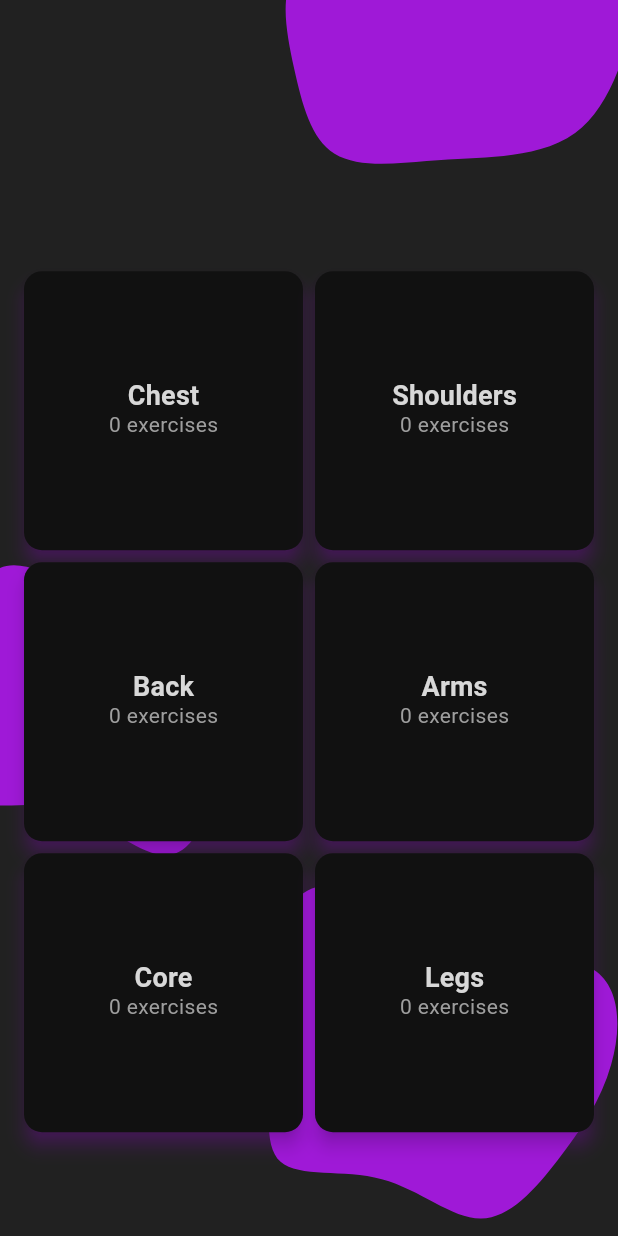
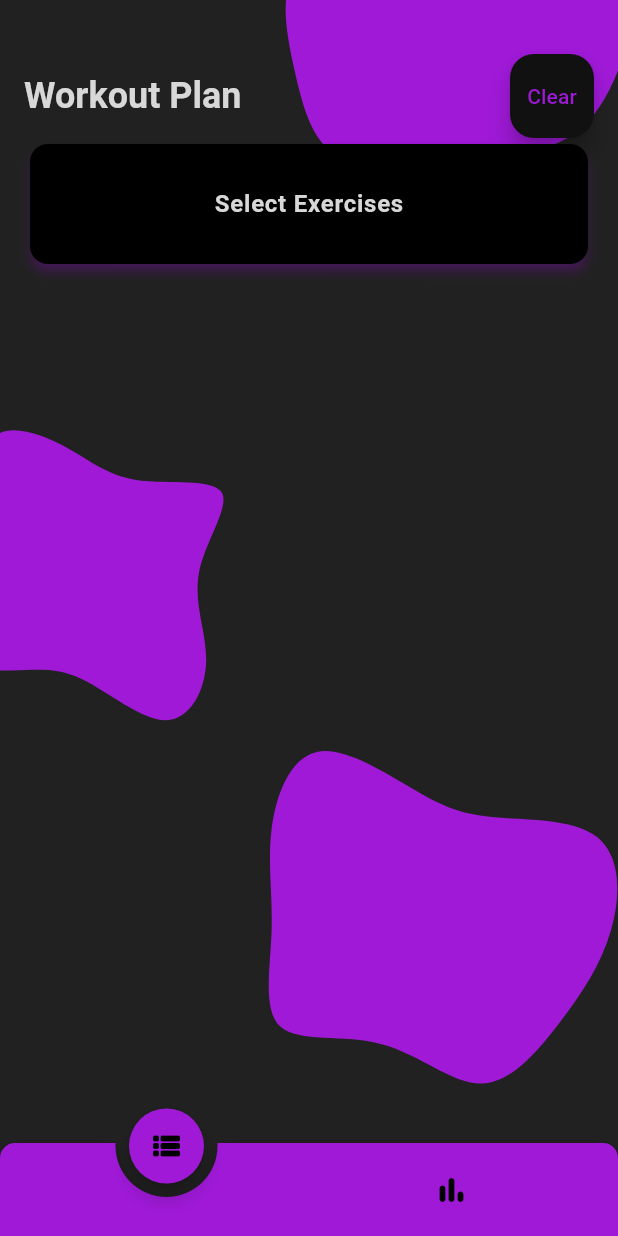
Before and after one commit to joshbacon/lifttracker, a Flutter app: the screen it shows after launch, on a phone screen of 412 x 824 dp. Run offline on Flutter 3.47's test engine with Material 3 defaults, Android fonts, the light colour scheme and no system bars; drawn by our look-alikes of animated_notch_bottom_bar; our stand-ins replace flutter_svg, shared_preferences; Roboto replaces fonts that are missing (dubai).

Commit message:
added a workout session planner

```diff
--- a/lib/main.dart
+++ b/lib/main.dart
@@ -1,20 +1,17 @@
 import 'package:flutter/material.dart';
-import 'package:lifttracker/models/grouplist.dart';
-import 'package:lifttracker/pages/home.dart';
+import 'package:lifttracker/pages/controller.dart';
 
 void main() {
-  runApp(MyApp());
+  runApp(const MyApp());
 }
 
 class MyApp extends StatelessWidget {
-  MyApp({super.key});
-
-  final GroupList list = GroupList();
+  const MyApp({super.key});
 
   @override
   Widget build(BuildContext context) {
     return MaterialApp(
-      home: HomePage(groupList: list),
+      home: const ControllerPage(),
       theme: ThemeData(
         colorScheme: const ColorScheme(
           brightness: Brightness.dark,
--- /dev/null
+++ b/lib/pages/controller.dart
@@ -0,0 +1,127 @@
+import 'dart:math';
+import 'package:flutter/material.dart';
+import 'package:flutter_svg/svg.dart';
+import 'package:lifttracker/models/exerciselist.dart';
+import 'package:lifttracker/models/grouplist.dart';
+import 'package:animated_notch_bottom_bar/animated_notch_bottom_bar/animated_notch_bottom_bar.dart';
+import 'package:lifttracker/pages/pr.dart';
+import 'package:lifttracker/pages/workout.dart';
+
+class ControllerPage extends StatefulWidget {
+  const ControllerPage({super.key});
+
+  @override
+  State<ControllerPage> createState() => _ControllerPageState();
+}
+
+class _ControllerPageState extends State<ControllerPage> {
+
+  final GroupList list = GroupList();
+  final ExerciseList _exercises = ExerciseList();
+
+  final _pageController = PageController(initialPage: 0);
+  final NotchBottomBarController _controller = NotchBottomBarController(index: 0);
+
+  @override
+  void initState() {
+    super.initState();
+    list.loadData();
+  }
+
+  @override
+  Widget build(BuildContext context) {
+    return Scaffold(
+      backgroundColor: Theme.of(context).colorScheme.surface,
+      resizeToAvoidBottomInset: false,
+      body: Stack(
+        children: [
+          Positioned(
+            bottom: -20,
+            right: -20,
+            child: RotatedBox(
+              quarterTurns: Random().nextInt(8),
+              child: SvgPicture.asset(
+                'assets/blob1.svg',
+                width: 300.0,
+                height: 300.0,
+              ),
+            )
+          ),
+          Positioned(
+            bottom: 200,
+            left: -100,
+            child: RotatedBox(
+              quarterTurns: Random().nextInt(8),
+              child: SvgPicture.asset(
+                'assets/blob2.svg',
+                width: 300.0,
+                height: 300.0,
+              ),
+            )
+          ),
+          Positioned(
+            top: -120,
+            right: -50,
+            child: RotatedBox(
+              quarterTurns: Random().nextInt(8),
+              child: SvgPicture.asset(
+                'assets/blob3.svg',
+                width: 300.0,
+                height: 300.0,
+              ),
+            )
+          ),
+          PageView(
+            controller: _pageController,
+            physics: const NeverScrollableScrollPhysics(),
+            children: List.generate(2, (index) => [
+              WorkoutPage(groupList: list, exerciseList: _exercises),
+              PRPage(groupList: list),
+            ][index]),
+          ),
+        ]
+      ),
+      bottomNavigationBar: AnimatedNotchBottomBar(
+        color: Theme.of(context).colorScheme.primary,
+        notchBottomBarController: _controller,
+        removeMargins: true,
+        durationInMilliSeconds: 100,
+        showLabel: false,
+        notchColor: Theme.of(context).colorScheme.primary,
+        kIconSize: 24.0,
+        kBottomRadius: 0.0,
+        bottomBarItems: <BottomBarItem> [
+          BottomBarItem(
+            inActiveItem: Icon(
+              Icons.view_list_rounded,
+              size: 24.0,
+              color: Theme.of(context).colorScheme.onPrimary,
+            ),
+            activeItem: Icon(
+              Icons.view_list_rounded,
+              size: 24.0,
+              color: Theme.of(context).colorScheme.onPrimary,
+            ),
+            itemLabel: 'workout',
+          ),
+          BottomBarItem(
+            inActiveItem: Icon(
+              Icons.bar_chart_rounded,
+              size: 24.0,
+              color: Theme.of(context).colorScheme.onPrimary,
+            ),
+            activeItem: Icon(
+              Icons.bar_chart_rounded,
+              size: 24.0,
+              color: Theme.of(context).colorScheme.onPrimary,
+            ),
+            itemLabel: 'pr',
+          ),
+        ],
+        onTap: (int index) {
+          _pageController.jumpToPage(index);
+        },
+      ),
+    );
+  }
+}
--- a/lib/pages/home.dart
+++ /dev/null
@@ -1,96 +0,0 @@
-import 'dart:math';
-import 'package:flutter/gestures.dart';
-import 'package:flutter/material.dart';
-import 'package:flutter_svg/svg.dart';
-import 'package:lifttracker/models/grouplist.dart';
-import 'package:lifttracker/widgets/groupcard.dart';
-
-class HomePage extends StatefulWidget {
-  const HomePage({super.key, required this.groupList});
-
-  final GroupList groupList;
-
-  @override
-  State<HomePage> createState() => _HomePageState();
-}
-
-class _HomePageState extends State<HomePage> {
-
-  @override
-  void initState() {
-    super.initState();
-    // widget.groupList.loadData();
-  }
-
-  @override
-  Widget build(BuildContext context) {
-    return Scaffold(
-      backgroundColor: Theme.of(context).colorScheme.surface,
-      body: Stack(
-        children: [
-          Positioned(
-            bottom: -20,
-            right: -20,
-            child: RotatedBox(
-              quarterTurns: Random().nextInt(8),
-              child: SvgPicture.asset(
-                'assets/blob1.svg',
-                width: 300.0,
-                height: 300.0,
-              ),
-            )
-          ),
-          Positioned(
-            bottom: 200,
-            left: -100,
-            child: RotatedBox(
-              quarterTurns: Random().nextInt(8),
-              child: SvgPicture.asset(
-                'assets/blob2.svg',
-                width: 300.0,
-                height: 300.0,
-              ),
-            )
-          ),
-          Positioned(
-            top: -120,
-            right: -50,
-            child: RotatedBox(
-              quarterTurns: Random().nextInt(8),
-              child: SvgPicture.asset(
-                'assets/blob3.svg',
-                width: 300.0,
-                height: 300.0,
-              ),
-            )
-          ),
-          Column(
-            mainAxisAlignment: MainAxisAlignment.end,
-            crossAxisAlignment: CrossAxisAlignment.center,
-            children: [
-              const Spacer(flex: 1),
-              FutureBuilder(
-                future: widget.groupList.loadData(),
-                builder: (context, snapshot) {
-                  if (!snapshot.hasData) {
-                    return const Spacer(flex: 1);
-                  } else {
-                    return Expanded(
-                      flex: 4,
-                      child: GridView.count(
-                        padding: const EdgeInsets.all(12.0),
-                        crossAxisCount: 2,
-                        dragStartBehavior: DragStartBehavior.down,
-                        children: widget.groupList.getList().map((group) => GroupCard(data: group)).toList(),
-                      ),
-                    );
-                  }
-                }
-              ),
-            ],
-          ),
-        ]
-      ),
-    );
-  }
-}
--- /dev/null
+++ b/lib/pages/workout.dart
@@ -0,0 +1,235 @@
+import 'dart:ui';
+import 'package:flutter/material.dart';
+import 'package:lifttracker/models/exercisedata.dart';
+import 'package:lifttracker/models/exerciselist.dart';
+import 'package:lifttracker/models/grouplist.dart';
+
+
+class WorkoutPage extends StatefulWidget {
+  const WorkoutPage({super.key, required this.groupList, required this.exerciseList});
+
+  final GroupList groupList;
+  final ExerciseList exerciseList;
+
+  @override
+  State<WorkoutPage> createState() => _WorkoutPageState();
+}
+
+class _WorkoutPageState extends State<WorkoutPage> {
+
+  @override
+  Widget build(BuildContext context) {
+    final List<Card> cards = <Card>[
+      for (int index = 0; index < widget.exerciseList.getList().length; index += 1)
+        Card(
+          key: Key('$index'),
+          color: Theme.of(context).colorScheme.surfaceDim,
+          shadowColor: Theme.of(context).colorScheme.primary,
+          elevation: 3,
+          child: SizedBox(
+            height: 80,
+            child: Center(
+              child: Text(
+                widget.exerciseList.getList()[index].title,
+                style: Theme.of(context).textTheme.bodyLarge,
+              ),
+            ),
+          ),
+        ),
+    ];
+
+    Widget proxyDecorator(Widget child, int index, Animation<double> animation) {
+      return AnimatedBuilder(
+        animation: animation,
+        builder: (BuildContext context, Widget? child) {
+          final double animValue = Curves.easeInOut.transform(animation.value);
+          final double elevation = lerpDouble(3, 6, animValue)!;
+          final double scale = lerpDouble(1, 1.02, animValue)!;
+          return Transform.scale(
+            scale: scale,
+            child: Card(
+              elevation: elevation,
+              shadowColor: Theme.of(context).colorScheme.primary,
+              color: cards[index].color,
+              child: cards[index].child,
+            ),
+          );
+        },
+        child: child,
+      );
+    }
+
+    return ReorderableListView(
+      header: Padding(
+        padding: const EdgeInsets.only(bottom: 8.0),
+        child: Column(
+          children: [
+            Row(
+              mainAxisAlignment: MainAxisAlignment.spaceBetween,
+              children: [
+                Text("Workout Plan", style: Theme.of(context).textTheme.titleLarge),
+                FloatingActionButton(
+                  foregroundColor: Theme.of(context).colorScheme.primary,
+                  backgroundColor: Theme.of(context).colorScheme.surfaceDim,
+                  onPressed: () {
+                    showDialog<String>(
+                      context: context,
+                      builder: (BuildContext context) => Dialog(
+                        backgroundColor: Theme.of(context).colorScheme.surface,
+                        child: Padding(
+                          padding: const EdgeInsets.all(24.0),
+                          child: Column(
+                            mainAxisSize: MainAxisSize.min,
+                            children: [
+                              Text(
+                                'Are you sure you want to clear the current workout?',
+                                style: Theme.of(context).textTheme.bodyLarge
+                              ),
+                              const SizedBox(height: 36.0),
+                              Row(
+                                mainAxisAlignment: MainAxisAlignment.end,
+                                children: [
+                                  TextButton(
+                                    onPressed: () {
+                                      Navigator.pop(context);
+                                    },
+                                    child: const Text("Cancel")
+                                  ),
+                                  const SizedBox(width: 8.0),
+                                  ElevatedButton(
+                                    onPressed: () {
+                                      setState(() {
+                                        widget.exerciseList.clear();
+                                      });
+                                      Navigator.pop(context);
+                                    },
+                                    child: const Text("Confirm"),
+                                  ),
+                                ],
+                              ),
+                            ],
+                          ),
+                        ),
+                      )
+                    );
+                  },
+                  child: const Text("Clear"),
+                )
+              ],
+            ),
+            GestureDetector(
+              onTap: () {
+                showDialog(
+                  context: context,
+                  builder: (BuildContext context) => Dialog(
+                    backgroundColor: Theme.of(context).colorScheme.surface,
+                    child: StatefulBuilder(
+                      builder: (BuildContext context, StateSetter setState) => ListView(
+                        padding: const EdgeInsets.fromLTRB(8.0, 16.0, 8.0, 8.0),
+                        children: [
+                          ...widget.groupList.getList().map((group) {
+                            return Column(
+                              mainAxisAlignment: MainAxisAlignment.center,
+                              crossAxisAlignment: CrossAxisAlignment.center,
+                              children: [
+                                Text(
+                                  group.title,
+                                  style: Theme.of(context).textTheme.titleLarge,
+                                ),
+                                ...group.exercises.map((exercise) {
+                                  return GestureDetector(
+                                    onTap: () {
+                                      setState(() {
+                                        if (widget.exerciseList.contains(exercise)) {
+                                          widget.exerciseList.remove(exercise);
+                                        } else {
+                                          widget.exerciseList.add(exercise);
+                                        }
+                                      });
+                                    },
+                                    child: Row(
+                                      children: [
+                                        Checkbox(
+                                          value: widget.exerciseList.contains(exercise),
+                                          onChanged: (newValue) {
+                                            setState(() {
+                                              if (widget.exerciseList.contains(exercise)) {
+                                                widget.exerciseList.remove(exercise);
+                                              } else {
+                                                widget.exerciseList.add(exercise);
+                                              }
+                                            });
+                                          }
+                                        ),
+                                        Text(exercise.title)
+                                      ],
+                                    ),
+                                  );
+                                }),
+                                Divider(
+                                  color: Theme.of(context).colorScheme.primary,
+                                ),
+                              ]
+                            );
+                          }),
+                          Row(
+                            mainAxisAlignment: MainAxisAlignment.end,
+                            children: [
+                              TextButton(
+                                onPressed: () {
+                                  Navigator.pop(context, {'wasChanged': false, 'newList': []});
+                                },
+                                child: const Text("Cancel")
+                              ),
+                              ElevatedButton(
+                                onPressed: () {
+                                  Navigator.pop(context, {'wasChanged': true, 'newList': widget.exerciseList});
+                                },
+                                child: const Text("Confirm"),
+                              ),
+                            ],
+                          ),
+                        ]
+                      ),
+                    ),
+                  ),
+                ).then((value) {
+                  if (value['wasChanged']) {
+                    setState(() {
+                    });
+                  }
+                });
+              },
+              child: Card(
+                color: Theme.of(context).colorScheme.onSecondary,
+                shadowColor: Theme.of(context).colorScheme.primary,
+                elevation: 3,
+                child: SizedBox(
+                  height: 80,
+                  child: Center(
+                    child: Text(
+                      'Select Exercises',
+                        style: Theme.of(context).textTheme.bodyLarge
+                      ),
+                  ),
+                ),
+              ),
+            ),
+          ],
+        ),
+      ),
+      padding: const EdgeInsets.fromLTRB(16.0, 36.0, 16.0, 0.0),
+      proxyDecorator: proxyDecorator,
+      onReorder: (int oldIndex, int newIndex) {
+        setState(() {
+          if (oldIndex < newIndex) {
+            newIndex -= 1;
+          }
+          final ExerciseData item = widget.exerciseList.removeAt(oldIndex);
+          widget.exerciseList.insert(newIndex, item);
+        });
+      },
+      children: cards,
+    );
+  }
+}
--- a/pubspec.yaml
+++ b/pubspec.yaml
@@ -37,6 +37,7 @@ dependencies:
   cupertino_icons: ^1.0.8
   flutter_svg: ^2.0.16
   shared_preferences: ^2.3.3
+  animated_notch_bottom_bar: ^1.0.3
 
 dev_dependencies:
   flutter_test:
```
Also changed, not shown: lib/models/exercisedata.dart (+8 -0 lines), lib/models/exerciselist.dart (added, +62 -0 lines), lib/pages/pr.dart (added, +45 -0 lines), pubspec.lock, 2 other files.
